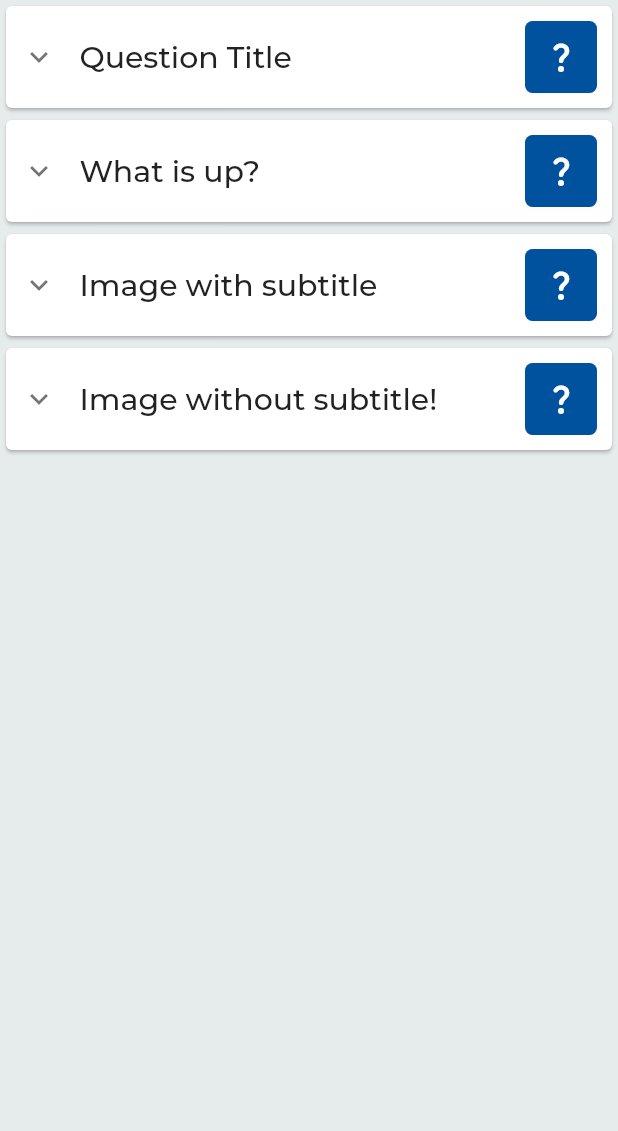
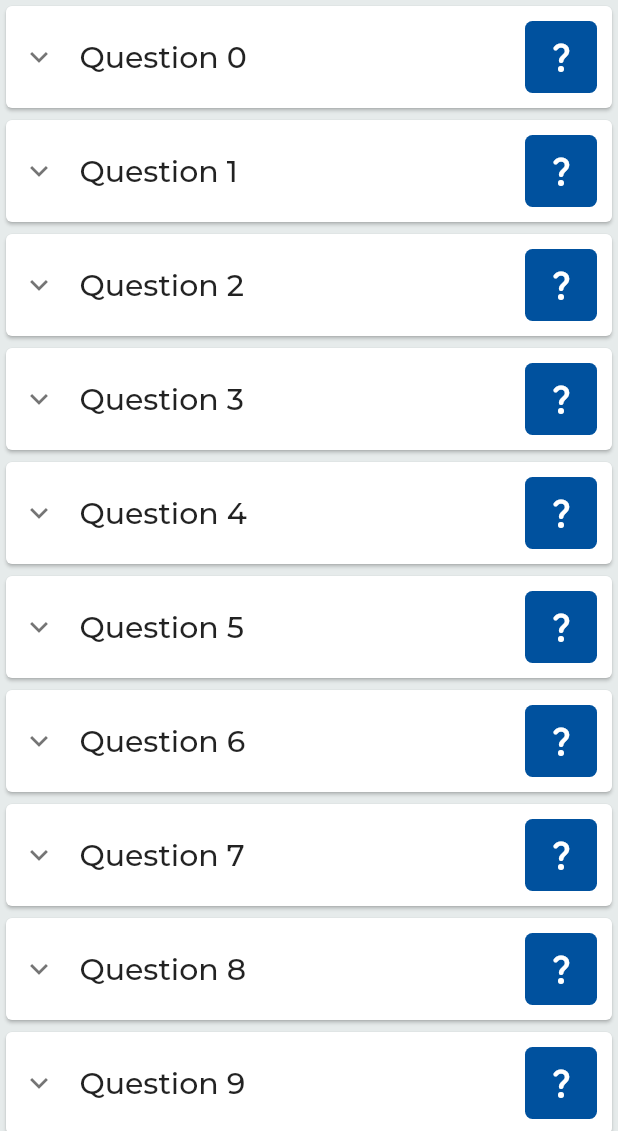
Before and after one commit to aazirani/guide_wizard, a Flutter app: the QuestionsListPage screen opened directly, on a phone screen of 412 x 824 dp, the part 105-1236 px from its top. Run offline on Flutter 3.47's test engine with Material 2 defaults, Android fonts, the phone set to English and light mode, and no system bars; drawn by our look-alikes of scrollable_positioned_list; our stand-ins replace another_flushbar, carousel_slider, dio, dotted_line, flutter_markdown, flutter_mobx and 8 more; missing offline and left inert: render_metrics, xxtea; accounts and stored records are empty; generated files the repository leaves out were written again.

Commit message:
question widgets get question objects (TODO: test and make the final changes)

```diff
--- a/lib/models/answer/answer.dart
+++ b/lib/models/answer/answer.dart
@@ -1,9 +1,10 @@
 import 'package:boilerplate/models/title/title.dart';
+import 'package:flutter/material.dart';
 
 class Answer {
   int id;
   int question_id;
-  Title title;
+  TechnicalName title;
   int order;
   String? image;
   bool selected;
@@ -25,6 +26,26 @@ class Answer {
     required this.updated_at,
   });
 
+  bool get isSelected{
+    return selected;
+  }
+
+  void setSelected(bool value){
+    selected = value;
+  }
+
+  void toggleSelected(){
+    selected = !selected;
+  }
+
+  Image getImage(){
+    return Image.network(image!);
+  }
+
+  String get getTitle{
+    return title.string;
+  }
+
   factory Answer.fromMap(Map<String, dynamic> json) {
     //   image: Endpoints.domain +
     //       '/api/app/answers/img/${json["image"].toString().replaceAll(
@@ -32,7 +53,7 @@ class Answer {
     return Answer(
       id: json["id"],
       question_id: json["question_id"],
-      title: Title.fromMap(json["title"]),
+      title: TechnicalName.fromMap(json["title"]),
       order: json["order"],
       image: json["image"],
       selected: json["selected"] == 1 ? true : false,
--- a/lib/models/question/question.dart
+++ b/lib/models/question/question.dart
@@ -5,13 +5,13 @@
 class Question {
   //Server Values
   int id;
-  Title title;
-  Title sub_title;
+  TechnicalName title;
+  TechnicalName sub_title;
   String type;
   int axis_count;
   bool is_multiple_choice;
-  Title info_url;
-  Title info_description;
+  TechnicalName info_url;
+  TechnicalName info_description;
   int answer_required;
   bool answers_selected_by_default;
   int creator_id;
@@ -38,16 +38,29 @@
     required this.answers,
   });
 
+
+  String get getTitle{
+    return title.string;
+  }
+
+  String get getSubTitle{
+    return sub_title.string;
+  }
+
+  List<Answer> getAnswers(){
+    return answers;
+  }
+
   factory Question.fromMap(Map<String, dynamic> json) {
     return Question(
       id: json["id"],
-      title: Title.fromMap(json["title"]),
-      sub_title: Title.fromMap(json["sub_title"]),
+      title: TechnicalName.fromMap(json["title"]),
+      sub_title: TechnicalName.fromMap(json["sub_title"]),
       type: json["type"],
       axis_count: json["axis_count"],
       is_multiple_choice: json["is_multiple_choice"] == 1 ? true : false,
-      info_url: Title.fromMap(json["info_url"]),
-      info_description: Title.fromMap(json["info_description"]),
+      info_url: TechnicalName.fromMap(json["info_url"]),
+      info_description: TechnicalName.fromMap(json["info_description"]),
       answer_required: json["answer_required"],
       answers_selected_by_default: json["answers_selected_by_default"] == 1 ? true : false,
       creator_id: json["creator_id"],
@@ -79,13 +92,20 @@
     };
   }
 
-  Answer? getAnswer(int id) {
+  bool get isImageQuestion{
+    return type=="IMAGE";
+  }
+  Answer? getAnswerByID(int id) {
     for (Answer answer in answers) {
       if (answer.id == id) {
         return answer;
       }
     }
     return null;
+  }
+
+  Answer getAnswerByIndex(int index) {
+    return answers.elementAt(index);
   }
 
   void deselectAllAnswers() {
@@ -100,4 +120,5 @@
       answer.selected = true;
     }
   }
+
 }
--- a/lib/models/question/question_list.dart
+++ b/lib/models/question/question_list.dart
@@ -7,6 +7,15 @@ class QuestionList {
     required this.questions,
   });
 
+  int get length{
+    return questions.length;
+  }
+
+  Question elementAt(int index){
+    return questions.elementAt(index);
+  }
+
+
   factory QuestionList.fromJson(List<dynamic> json) {
     List<Question> questions = json.map((question) => Question.fromMap(question)).toList();
 
--- a/lib/models/step/step.dart
+++ b/lib/models/step/step.dart
@@ -3,8 +3,8 @@
 
 class Step {
   int id;
-  Title name;
-  Title description;
+  TechnicalName name;
+  TechnicalName description;
   int order;
   String? image;
   List<Task> tasks;
@@ -21,8 +21,8 @@
   factory Step.fromMap(Map<String, dynamic> json) {
     return Step(
       id: json["id"],
-      name: Title.fromMap(json["name"]),
-      description: Title.fromMap(json["description"]),
+      name: TechnicalName.fromMap(json["name"]),
+      description: TechnicalName.fromMap(json["description"]),
       order: json["order"],
       image: json["image"],
       tasks: json["tasks"].map((answer) => Task.fromMap(answer)).toList().cast<Task>(),
--- a/lib/models/sub_task/sub_task.dart
+++ b/lib/models/sub_task/sub_task.dart
@@ -3,9 +3,9 @@ import 'package:boilerplate/models/title/title.dart';
 class SubTask {
   int id;
   int task_id;
-  Title title;
-  Title markdown;
-  Title deadline;
+  TechnicalName title;
+  TechnicalName markdown;
+  TechnicalName deadline;
   int order;
   String creator_id;
   String created_at;
@@ -27,9 +27,9 @@ class SubTask {
     return SubTask(
       id: json["id"],
       task_id: json["task_id"],
-      title: Title.fromMap(json["title"]),
-      markdown: Title.fromMap(json["markdown"]),
-      deadline: Title.fromMap(json["deadline"]),
+      title: TechnicalName.fromMap(json["title"]),
+      markdown: TechnicalName.fromMap(json["markdown"]),
+      deadline: TechnicalName.fromMap(json["deadline"]),
       order: json["order"],
       creator_id: json["creator_id"],
       created_at: json["created_at"],
--- a/lib/models/task/task.dart
+++ b/lib/models/task/task.dart
@@ -4,8 +4,8 @@
 
 class Task {
   int id;
-  Title text;
-  Title description;
+  TechnicalName text;
+  TechnicalName description;
   String type;
   String? image1;
   String? image2;
@@ -34,8 +34,8 @@
   factory Task.fromMap(Map<String, dynamic> json) {
     return Task(
       id: json["id"],
-      text: Title.fromMap(json["text"]),
-      description: Title.fromMap(json["description"]),
+      text: TechnicalName.fromMap(json["text"]),
+      description: TechnicalName.fromMap(json["description"]),
       type: json["type"],
       image1: json["image1"],
       image2: json["image2"],
--- a/lib/models/title/title.dart
+++ b/lib/models/title/title.dart
@@ -1,11 +1,11 @@
-class Title {
+class TechnicalName {
   int id;
   String technical_name;
   int creator_id;
   String created_at;
   String updated_at;
 
-  Title({
+  TechnicalName({
     required this.id,
     required this.technical_name,
     required this.creator_id,
@@ -13,8 +13,12 @@ class Title {
     required this.updated_at,
   });
 
-  factory Title.fromMap(Map<String, dynamic> json) {
-    return Title(
+  String get string{
+    return technical_name;
+  }
+
+  factory TechnicalName.fromMap(Map<String, dynamic> json) {
+    return TechnicalName(
       id: json["id"],
       technical_name: json["technical_name"],
       creator_id: json["creator_id"],
--- a/lib/ui/questions/question_widget.dart
+++ b/lib/ui/questions/question_widget.dart
@@ -2,15 +2,13 @@ import 'dart:math' as math;
 
 import 'package:boilerplate/constants/colors.dart';
 import 'package:boilerplate/constants/dimens.dart';
-import 'package:boilerplate/models/question/image_questions.dart';
-import 'package:boilerplate/models/question/question_test.dart';
-import 'package:boilerplate/models/question/text_question.dart';
+import 'package:boilerplate/models/question/question.dart';
 import 'package:boilerplate/utils/locale/app_localization.dart';
 import 'package:flutter/material.dart';
 import 'package:scrollable_positioned_list/scrollable_positioned_list.dart';
 
 class QuestionWidget extends StatefulWidget {
-  QuestionTest question;
+  Question question;
   bool expanded, isLastQuestion;
   int index;
   ItemScrollController itemScrollController;
@@ -99,7 +97,7 @@ class _QuestionWidgetState extends State<QuestionWidget> {
                 width: 15,
               ),
               Text(
-                widget.question.title,
+                widget.question.getTitle,
                 style: TextStyle(fontSize: 20, fontWeight: FontWeight.w500),
               ),
             ],
@@ -113,22 +111,22 @@ class _QuestionWidgetState extends State<QuestionWidget> {
 
     Widget _buildTextOptions(){
       return Column(
-        children: widget.question.options.map((option) =>
+        children: widget.question.getAnswers().map((option) =>
             Container(
               margin: const EdgeInsets.only(left: 15, right: 15, top: 10),
               child: CheckboxListTile(
                 shape: RoundedRectangleBorder(
-                  side: BorderSide(color: option["selected"] ? Colors.black:Colors.transparent, width: 2),
+                  side: BorderSide(color: option.isSelected ? Colors.black:Colors.transparent, width: 2),
                   borderRadius: BorderRadius.circular(5),
                 ),
                 checkboxShape: CircleBorder(),
-                value: option["selected"],
+                value: option.isSelected,
                 onChanged: (value) {
                   setState(() {
-                    widget.question.options.elementAt(widget.question.options.indexOf(option))["selected"]=value;
+                    widget.question.getAnswers().elementAt(widget.question.getAnswers().indexOf(option)).setSelected(value!);
                   });
                 },
-                title: Text(option["title"]),
+                title: Text(option.getTitle),
                 controlAffinity: ListTileControlAffinity.leading,
                 tileColor: AppColors.grey,
                 activeColor: Colors.black,
@@ -139,7 +137,7 @@ class _QuestionWidgetState extends State<QuestionWidget> {
     }
 
     Widget _buildImageOptionSubtitle(int index){
-      if(widget.question.options.elementAt(index)["subtitle"]!=null){
+      if(widget.question.isImageQuestion){
         return Padding(
           padding: const EdgeInsets.only(top: 5),
           child: Row(
@@ -147,10 +145,10 @@ class _QuestionWidgetState extends State<QuestionWidget> {
               Transform.scale(
                 child: SizedBox(
                   child: Checkbox(
-                    value: widget.question.options.elementAt(index)["selected"],
+                    value: widget.question.getAnswerByIndex(index).isSelected,
                     onChanged: (value){
                       setState(() {
-                        widget.question.options.elementAt(index)["selected"]=value;
+                        widget.question.getAnswerByIndex(index).setSelected(value!);
                       });
                     },
                     checkColor: Colors.white,
@@ -164,7 +162,7 @@ class _QuestionWidgetState extends State<QuestionWidget> {
               ),
               Flexible(
                   child: Text(
-                    widget.question.options.elementAt(index)["subtitle"],
+                    widget.question.getAnswerByIndex(index).getTitle,
                     style: TextStyle(
                       fontSize: 13,
                     ),
@@ -181,12 +179,11 @@ class _QuestionWidgetState extends State<QuestionWidget> {
 
 
     Widget _buildImageCheckBox(int index){
-      if(widget.question.options.elementAt(index)["subtitle"]==null)
       return Checkbox(
-          value: widget.question.options.elementAt(index)["selected"],
+        value: widget.question.getAnswerByIndex(index).isSelected,
         onChanged: (value){
           setState(() {
-              widget.question.options.elementAt(index)["selected"]=value;
+            widget.question.getAnswerByIndex(index).setSelected(value!);
           });
         },
         checkColor: Colors.white,
@@ -194,33 +191,31 @@ class _QuestionWidgetState extends State<QuestionWidget> {
         shape: CircleBorder(),
         side: BorderSide(color: Colors.transparent),
       );
-      return SizedBox();
     }
 
     Widget _buildSingleImageOption(int index){
-      ImageQuestion imageQuestion=widget.question as ImageQuestion;
       return Flexible(
         child: Stack(
           alignment: AlignmentDirectional.topEnd,
           children: [
             Container(
             margin: const EdgeInsets.all(8),
-            height: imageQuestion.height,
-              width: imageQuestion.width,
+            // height: imageQuestion.height, //TODO: fix this
+            //   width: imageQuestion.width, //TODO: fix this
               child: ListTile(
-                onTap: (){
+                onTap: () {
                   setState(() {
-                    imageQuestion.options.elementAt(index)["selected"] =! imageQuestion.options.elementAt(index)["selected"];
+                    widget.question.getAnswerByIndex(index).toggleSelected();
                   });
                 },
                 shape: RoundedRectangleBorder(
-                  side: BorderSide(color: imageQuestion.options.elementAt(index)["selected"] ? Colors.black:Colors.transparent, width: 2),
+                  side: BorderSide(color: widget.question.getAnswerByIndex(index).isSelected ? Colors.black:Colors.transparent, width: 2),
                   borderRadius: BorderRadius.circular(5),
                 ),
                 // checkboxShape: CircleBorder(),
                 title: Column(
                   children: [
-                    imageQuestion.options.elementAt(index)["image"],
+                    widget.question.getAnswerByIndex(index).getImage(),
                     _buildImageOptionSubtitle(index),
                   ],
                 ),
@@ -247,24 +242,21 @@ class _QuestionWidgetState extends State<QuestionWidget> {
     }
 
     Widget _buildImageOptions(){
-      ImageQuestion imageQuestion=widget.question as ImageQuestion;
       return Column(
         crossAxisAlignment: CrossAxisAlignment.start,
         children: [
-          for(int row=0; row<=imageQuestion.options.length/imageQuestion.columns; row++)
-            _buildAImageOptionsRow(row*imageQuestion.columns, math.min((row+1)*imageQuestion.columns, imageQuestion.options.length)),
+          for(int row=0; row<=widget.question.answers.length/widget.question.axis_count; row++)
+            _buildAImageOptionsRow(row*widget.question.axis_count, math.min((row+1)*widget.question.axis_count, widget.question.answers.length)),
         ],
       );
     }
 
     Widget _buildOptions(){
-      switch(widget.question.runtimeType){
-        case TextQuestion:
+      if(widget.question.isImageQuestion){
+        return _buildImageOptions();
+      }
+      else{
         return _buildTextOptions();
-        case ImageQuestion:
-          return _buildImageOptions();
-        default:
-          return SizedBox();
       }
     }
 
@@ -289,7 +281,7 @@ class _QuestionWidgetState extends State<QuestionWidget> {
       return Container(
         margin: Dimens.questionDescriptionPadding,
         child: Text(
-          widget.question.description,
+          widget.question.getSubTitle,
         ),
       );
     }
--- a/lib/ui/questions/questions_list_page.dart
+++ b/lib/ui/questions/questions_list_page.dart
@@ -1,10 +1,11 @@
 import 'package:boilerplate/constants/colors.dart';
 import 'package:boilerplate/constants/dimens.dart';
-import 'package:boilerplate/models/question/image_questions.dart';
-import 'package:boilerplate/models/question/question_test.dart';
-import 'package:boilerplate/models/question/text_question.dart';
 import 'package:flutter/material.dart';
 import 'package:scrollable_positioned_list/scrollable_positioned_list.dart';
+import 'package:boilerplate/models/question/question.dart';
+import 'package:boilerplate/models/question/question_list.dart';
+import 'package:boilerplate/models/step/step.dart' as StepModel;
+import 'package:boilerplate/models/title/title.dart';
 
 import 'question_widget.dart';
 
@@ -20,63 +21,35 @@ class _QuestionsListPageState extends State<QuestionsListPage> {
 
   late bool expanded;
   // late ExpandedTileController _controller;
-  late List<QuestionTest> questions;
+  late QuestionList questions;
   final itemScrollController = ItemScrollController();
 
   @override
   void initState() {
     expanded=true;
     // _controller = ExpandedTileController(isExpanded:true);
-    questions=[
-      TextQuestion(
-          title: "Question Title",
-          description: "description description description description description description description",
-          options: [
-            {"title": "option1", "selected":false},
-            {"title": "option2", "selected":false},
-            {"title": "option3", "selected":false},
-          ],
-          multiChoice: true,
-      ),
-      TextQuestion(
-          title: "What is up?",
-          description: "description description description description description description description",
-          options: [
-            {"title": "option1", "selected":false},
-            {"title": "option2", "selected":false},
-            {"title": "option3", "selected":false},
-          ],
-          multiChoice: true,
-      ),
-      ImageQuestion(
-        title: "Image with subtitle",
-        description: "description description description description description description description",
-        options: [
-          {"image": Image.asset("assets/images/test_image.jpg"), "subtitle":"image subtitle!", "selected":false},
-          {"image": Image.asset("assets/images/test_image.jpg"), "subtitle":"image subtitle!", "selected":false},
-          {"image": Image.asset("assets/images/test_image.jpg"), "subtitle":"image subtitle!", "selected":false},
-          {"image": Image.asset("assets/images/test_image.jpg"), "subtitle":"image subtitle!", "selected":false},
-        ],
-        multiChoice: true,
-        columns: 2,
-        // height: 150,
-        // width: 150,
-      ),
-      ImageQuestion(
-        title: "Image without subtitle!",
-        description: "description description description description description description description",
-        options: [
-          {"image": Image.asset("assets/images/test_image.jpg"), "selected":false},
-          {"image": Image.asset("assets/images/test_image.jpg"), "selected":false},
-          {"image": Image.asset("assets/images/test_image.jpg"), "selected":false},
-          {"image": Image.asset("assets/images/test_image.jpg"), "selected":false},
-        ],
-        multiChoice: true,
-        columns: 2,
-        // height: 150,
-        // width: 150,
-      ),
-    ];
+    questions = QuestionList(questions: [
+      for (int i = 0; i < 10; i++)
+        Question(
+          id: i,
+          title: TechnicalName(id: 0, technical_name: "Question $i", creator_id: 1, created_at: '', updated_at: '', ),
+          sub_title: TechnicalName(id: 0, technical_name: "Sub Title $i", creator_id: 1, created_at: '', updated_at: '', ),
+          type: "TEXT",
+          axis_count: 1,
+          is_multiple_choice: false,
+          info_url: TechnicalName(id: 0, technical_name: "Info URL $i", creator_id: 1, created_at: '', updated_at: '', ),
+          info_description: TechnicalName(id: 0, technical_name: "Info Description $i", creator_id: 1, created_at: '', updated_at: '', ),
+          answer_required: 1,
+          answers_selected_by_default: false,
+          creator_id: 1,
+          created_at: "2021-09-01 00:00:00",
+          updated_at: '2021-09-01 00:00:00',
+          step: StepModel.Step(id: 0, name: TechnicalName(id: 0, technical_name: "Info URL $i", creator_id: 1, created_at: '', updated_at: '', ),
+            description: TechnicalName(id: 0, technical_name: "Info URL $i", creator_id: 1, created_at: '', updated_at: '', ),
+            order: 1, image: '', tasks: []),
+          answers: [],
+        )
+    ]);
     super.initState();
   }
 
@@ -126,7 +99,7 @@ class _QuestionsListPageState extends State<QuestionsListPage> {
     return QuestionWidget(
       index: index,
       itemScrollController: itemScrollController,
-      question: questions[index],
+      question: questions.elementAt(index),
       expanded: false,
       isLastQuestion: index==questions.length-1
     );
```
Lines whose indentation alone changed are shown as unchanged.
